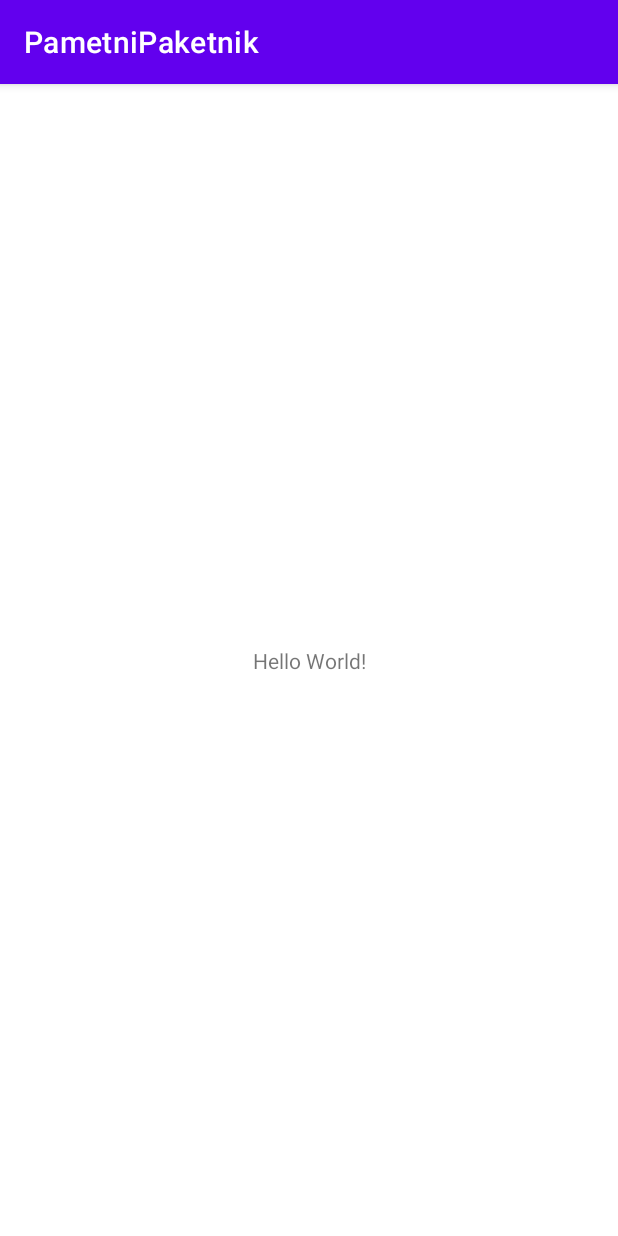
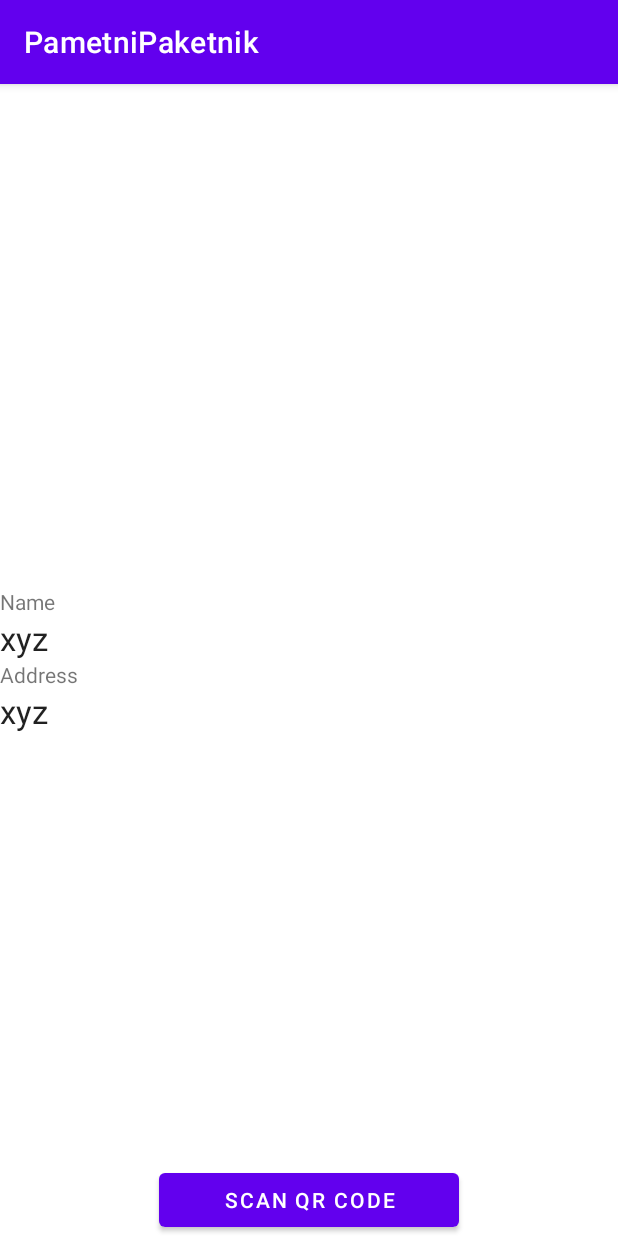
Before and after one commit to Brkoo/KVT-smartBox, an Android app: the screen it shows after launch (MainActivity), on a phone screen of 412 x 824 dp. Run offline under Robolectric (Android 15) with nearby library versions, the phone set to English and light mode, and no system bars.

Commit message:
knjiznice in izgled
Dodal vse potrebne knjiznice , ki jih bomo potrebovali

```diff
--- a/jeziki/app/build.gradle
+++ b/jeziki/app/build.gradle
@@ -40,4 +40,14 @@ dependencies {
     testImplementation 'junit:junit:4.13.2'
     androidTestImplementation 'androidx.test.ext:junit:1.1.3'
     androidTestImplementation 'androidx.test.espresso:espresso-core:3.4.0'
+
+    //Retrofit -> posiljanje post api...
+    implementation 'com.squareup.retrofit2:retrofit:2.9.0'
+    implementation 'com.squareup.retrofit2:converter-gson:2.9.0'
+    implementation 'com.squareup.okhttp3:logging-interceptor:4.5.0'
+
+    //coroutines
+    implementation 'org.jetbrains.kotlinx:kotlinx-coroutines-core:1.5.0'
+    implementation 'org.jetbrains.kotlinx:kotlinx-coroutines-android:1.5.0'
+    implementation 'androidx.lifecycle:lifecycle-viewmodel-ktx:2.4.1'
 }
--- a/jeziki/app/src/main/res/layout/activity_main.xml
+++ b/jeziki/app/src/main/res/layout/activity_main.xml
@@ -6,13 +6,50 @@
     android:layout_height="match_parent"
     tools:context=".MainActivity">
 
-    <TextView
-        android:layout_width="wrap_content"
+    <LinearLayout
+        android:layout_width="match_parent"
         android:layout_height="wrap_content"
-        android:text="Hello World!"
+        android:layout_centerVertical="true"
+        android:orientation="vertical"
         app:layout_constraintBottom_toBottomOf="parent"
-        app:layout_constraintLeft_toLeftOf="parent"
-        app:layout_constraintRight_toRightOf="parent"
-        app:layout_constraintTop_toTopOf="parent" />
+        app:layout_constraintStart_toStartOf="parent"
+        app:layout_constraintTop_toTopOf="parent">
+
+        <TextView
+            android:layout_width="match_parent"
+            android:layout_height="wrap_content"
+            android:text="Name" />
+
+        <TextView
+            android:id="@+id/textViewName"
+            android:layout_width="match_parent"
+            android:layout_height="wrap_content"
+            android:text="xyz"
+            android:textAppearance="@style/Base.TextAppearance.AppCompat.Large" />
+
+        <TextView
+            android:layout_width="match_parent"
+            android:layout_height="wrap_content"
+            android:text="Address" />
+
+        <TextView
+            android:id="@+id/textViewAddress"
+            android:layout_width="match_parent"
+            android:layout_height="wrap_content"
+            android:text="xyz"
+            android:textAppearance="@style/Base.TextAppearance.AppCompat.Large" />
+
+
+    </LinearLayout>
+
+    <Button
+        android:id="@+id/buttonScan"
+        android:layout_width="200dp"
+        android:layout_height="wrap_content"
+        android:layout_alignParentBottom="true"
+        android:text="Scan QR Code"
+        app:layout_constraintBottom_toBottomOf="parent"
+        app:layout_constraintEnd_toEndOf="parent"
+        app:layout_constraintStart_toStartOf="parent" />
 
 </androidx.constraintlayout.widget.ConstraintLayout>
```
